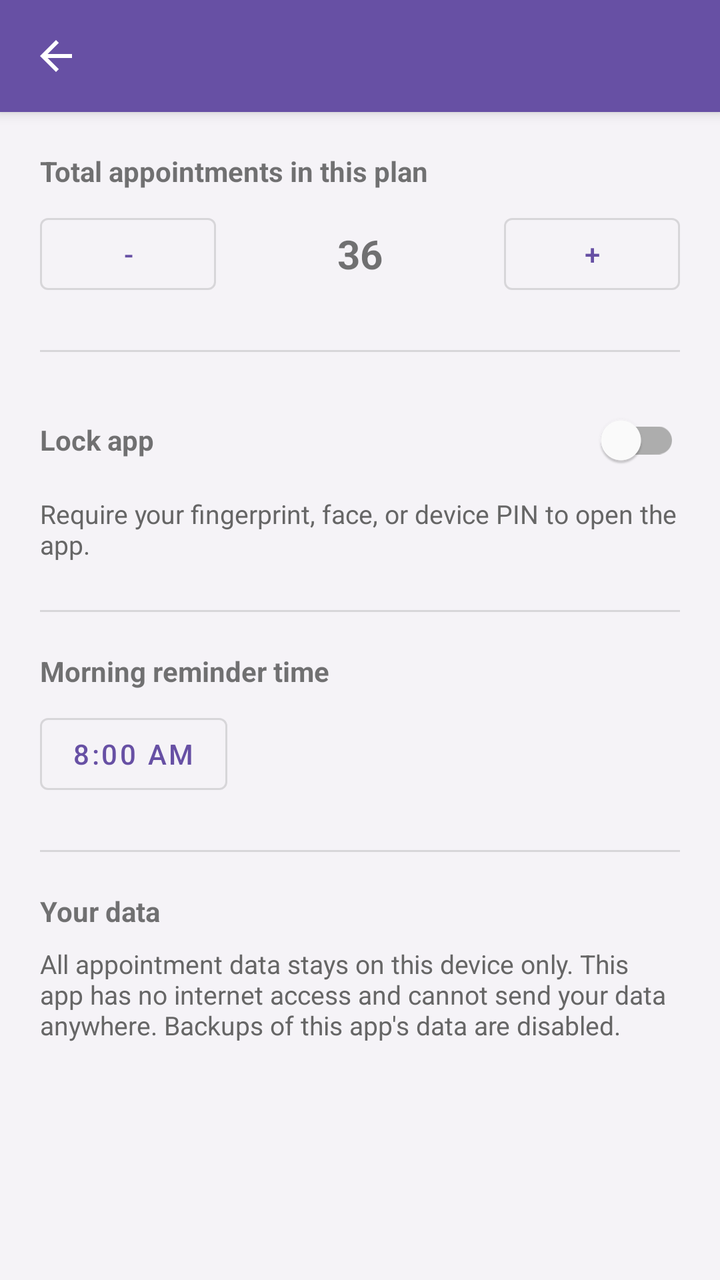
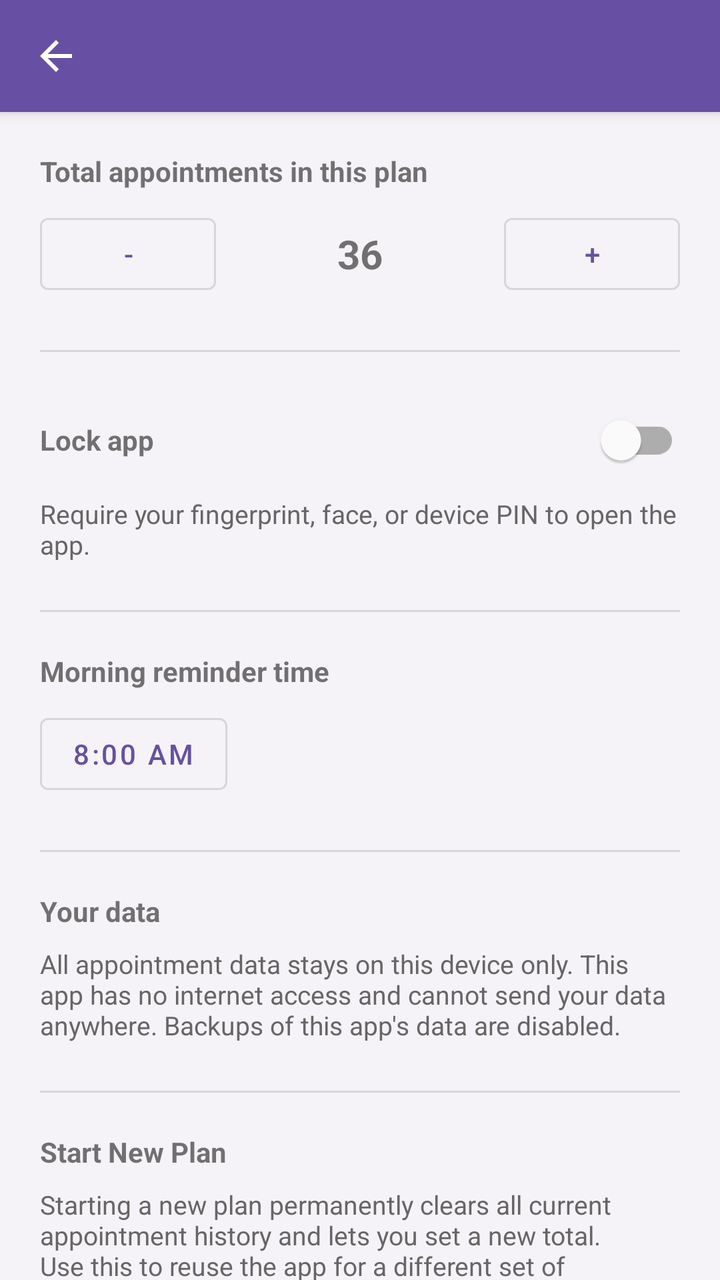

Two renders of the same Android screen: before a commit and after it. Below are the layout's source before the change and the commit's diff.
<!-- AndroidManifest.xml: application theme Theme.TherapyTracker -->
<!-- res/layout/activity_settings.xml -->
<?xml version="1.0" encoding="utf-8"?>
<androidx.coordinatorlayout.widget.CoordinatorLayout xmlns:android="http://schemas.android.com/apk/res/android"
    xmlns:app="http://schemas.android.com/apk/res-auto"
    android:layout_width="match_parent"
    android:layout_height="match_parent"
    android:background="@color/background">

    <com.google.android.material.appbar.AppBarLayout
        android:layout_width="match_parent"
        android:layout_height="wrap_content">

        <com.google.android.material.appbar.MaterialToolbar
            android:id="@+id/toolbar"
            android:layout_width="match_parent"
            android:layout_height="?attr/actionBarSize"
            android:background="?attr/colorPrimary"
            android:title="@string/settings_title"
            android:titleTextColor="@color/white"
            app:navigationIcon="@drawable/ic_back" />

    </com.google.android.material.appbar.AppBarLayout>

    <LinearLayout
        android:layout_width="match_parent"
        android:layout_height="wrap_content"
        android:orientation="vertical"
        android:padding="20dp"
        app:layout_behavior="@string/appbar_scrolling_view_behavior">

        <TextView
            android:layout_width="wrap_content"
            android:layout_height="wrap_content"
            android:text="@string/target_sessions_label"
            android:textStyle="bold"
            android:layout_marginBottom="8dp" />

        <LinearLayout
            android:layout_width="match_parent"
            android:layout_height="wrap_content"
            android:orientation="horizontal"
            android:gravity="center_vertical"
            android:layout_marginBottom="24dp">

            <com.google.android.material.button.MaterialButton
                android:id="@+id/btnDecreaseTarget"
                style="@style/Widget.MaterialComponents.Button.OutlinedButton"
                android:layout_width="wrap_content"
                android:layout_height="wrap_content"
                android:text="-" />

            <TextView
                android:id="@+id/tvTargetValue"
                android:layout_width="0dp"
                android:layout_height="wrap_content"
                android:layout_weight="1"
                android:gravity="center"
                android:textSize="20sp"
                android:textStyle="bold"
                android:text="36" />

            <com.google.android.material.button.MaterialButton
                android:id="@+id/btnIncreaseTarget"
                style="@style/Widget.MaterialComponents.Button.OutlinedButton"
                android:layout_width="wrap_content"
                android:layout_height="wrap_content"
                android:text="+" />

        </LinearLayout>

        <com.google.android.material.divider.MaterialDivider
            android:layout_width="match_parent"
            android:layout_height="wrap_content"
            android:layout_marginBottom="20dp" />

        <LinearLayout
            android:layout_width="match_parent"
            android:layout_height="wrap_content"
            android:orientation="horizontal"
            android:gravity="center_vertical"
            android:layout_marginBottom="4dp">

            <TextView
                android:layout_width="0dp"
                android:layout_height="wrap_content"
                android:layout_weight="1"
                android:text="@string/app_lock_label"
                android:textStyle="bold" />

            <com.google.android.material.switchmaterial.SwitchMaterial
                android:id="@+id/switchAppLock"
                android:layout_width="wrap_content"
                android:layout_height="wrap_content" />

        </LinearLayout>

        <TextView
            android:layout_width="match_parent"
            android:layout_height="wrap_content"
            android:text="@string/app_lock_description"
            android:textColor="#666666"
            android:textSize="13sp"
            android:layout_marginBottom="24dp" />

        <com.google.android.material.divider.MaterialDivider
            android:layout_width="match_parent"
            android:layout_height="wrap_content"
            android:layout_marginBottom="20dp" />

        <TextView
            android:layout_width="wrap_content"
            android:layout_height="wrap_content"
            android:text="@string/morning_reminder_label"
            android:textStyle="bold"
            android:layout_marginBottom="8dp" />

        <com.google.android.material.button.MaterialButton
            android:id="@+id/btnMorningTime"
            style="@style/Widget.MaterialComponents.Button.OutlinedButton"
            android:layout_width="wrap_content"
            android:layout_height="wrap_content"
            android:layout_marginBottom="24dp"
            android:text="8:00 AM" />

        <com.google.android.material.divider.MaterialDivider
            android:layout_width="match_parent"
            android:layout_height="wrap_content"
            android:layout_marginBottom="20dp" />

        <TextView
            android:layout_width="wrap_content"
            android:layout_height="wrap_content"
            android:text="@string/security_info_title"
            android:textStyle="bold"
            android:layout_marginBottom="8dp" />

        <TextView
            android:layout_width="match_parent"
            android:layout_height="wrap_content"
            android:text="@string/security_info_body"
            android:textColor="#666666"
            android:textSize="13sp" />

    </LinearLayout>

</androidx.coordinatorlayout.widget.CoordinatorLayout>
<!-- resources referenced by this layout -->
<resources>
  <color name="background">#F5F3F7</color>
  <color name="white">#FFFFFFFF</color>
  <!-- drawable ic_back (drawable) -->
  <vector xmlns:android="http://schemas.android.com/apk/res/android"
      android:width="24dp"
      android:height="24dp"
      android:viewportWidth="24"
      android:viewportHeight="24"
      android:tint="#FFFFFFFF">
      <path
          android:fillColor="#FF000000"
          android:pathData="M20,11H7.83l5.59,-5.59L12,4l-8,8l8,8l1.41,-1.41L7.83,13H20v-2z" />
  </vector>
  <string name="app_lock_description">Require your fingerprint, face, or device PIN to open the app.</string>
  <string name="app_lock_label">Lock app</string>
  <string name="morning_reminder_label">Morning reminder time</string>
  <string name="security_info_body">All appointment data stays on this device only. This app has no internet access and cannot send your data anywhere. Backups of this app\'s data are disabled.</string>
  <string name="security_info_title">Your data</string>
  <string name="settings_title">Settings</string>
  <string name="target_sessions_label">Total appointments in this plan</string>
  <style name="Theme.TherapyTracker" parent="Theme.MaterialComponents.Light.NoActionBar">
          <item name="colorPrimary">@color/purple_500</item>
          <item name="colorPrimaryVariant">@color/purple_700</item>
          <item name="colorOnPrimary">@color/white</item>
          <item name="colorSecondary">@color/teal_200</item>
          <item name="colorSecondaryVariant">@color/teal_700</item>
          <item name="colorOnSecondary">@color/black</item>
          <item name="android:statusBarColor">?attr/colorPrimaryVariant</item>
      </style>
  <color name="purple_500">#6750A4</color>
  <color name="purple_700">#4F378B</color>
  <color name="teal_200">#03DAC5</color>
  <color name="teal_700">#018786</color>
  <color name="black">#FF000000</color>
</resources>

<!-- the commit's change to res/layout/activity_settings.xml (unified diff, before → after) -->
@@ -20,12 +20,16 @@
 
     </com.google.android.material.appbar.AppBarLayout>
 
+    <androidx.core.widget.NestedScrollView
+        android:layout_width="match_parent"
+        android:layout_height="match_parent"
+        app:layout_behavior="@string/appbar_scrolling_view_behavior">
+
     <LinearLayout
         android:layout_width="match_parent"
         android:layout_height="wrap_content"
         android:orientation="vertical"
-        android:padding="20dp"
-        app:layout_behavior="@string/appbar_scrolling_view_behavior">
+        android:padding="20dp">
 
         <TextView
             android:layout_width="wrap_content"
@@ -138,8 +142,40 @@
             android:layout_height="wrap_content"
             android:text="@string/security_info_body"
             android:textColor="#666666"
-            android:textSize="13sp" />
+            android:textSize="13sp"
+            android:layout_marginBottom="24dp" />
+
+        <com.google.android.material.divider.MaterialDivider
+            android:layout_width="match_parent"
+            android:layout_height="wrap_content"
+            android:layout_marginBottom="20dp" />
+
+        <TextView
+            android:layout_width="wrap_content"
+            android:layout_height="wrap_content"
+            android:text="@string/start_new_plan_title"
+            android:textStyle="bold"
+            android:layout_marginBottom="8dp" />
+
+        <TextView
+            android:layout_width="match_parent"
+            android:layout_height="wrap_content"
+            android:text="@string/start_new_plan_description"
+            android:textColor="#666666"
+            android:textSize="13sp"
+            android:layout_marginBottom="12dp" />
+
+        <com.google.android.material.button.MaterialButton
+            android:id="@+id/btnStartNewPlan"
+            style="@style/Widget.MaterialComponents.Button.OutlinedButton"
+            android:layout_width="wrap_content"
+            android:layout_height="wrap_content"
+            app:strokeColor="@color/status_missed"
+            android:textColor="@color/status_missed"
+            android:text="@string/start_new_plan_button" />
 
     </LinearLayout>
 
+    </androidx.core.widget.NestedScrollView>
+
 </androidx.coordinatorlayout.widget.CoordinatorLayout>
<!-- resource entries referenced after the edit -->
@@ -1,6 +1,7 @@
 <!-- resources referenced by this layout -->
 <resources>
   <color name="background">#F5F3F7</color>
+  <color name="status_missed">#C62828</color>
   <color name="white">#FFFFFFFF</color>
   <!-- drawable ic_back (drawable) -->
   <vector xmlns:android="http://schemas.android.com/apk/res/android"
@@ -19,6 +20,9 @@
   <string name="security_info_body">All appointment data stays on this device only. This app has no internet access and cannot send your data anywhere. Backups of this app\'s data are disabled.</string>
   <string name="security_info_title">Your data</string>
   <string name="settings_title">Settings</string>
+  <string name="start_new_plan_button">Start New Plan</string>
+  <string name="start_new_plan_description">Starting a new plan permanently clears all current appointment history and lets you set a new total. Use this to reuse the app for a different set of appointments.</string>
+  <string name="start_new_plan_title">Start New Plan</string>
   <string name="target_sessions_label">Total appointments in this plan</string>
   <style name="Theme.TherapyTracker" parent="Theme.MaterialComponents.Light.NoActionBar">
           <item name="colorPrimary">@color/purple_500</item>
